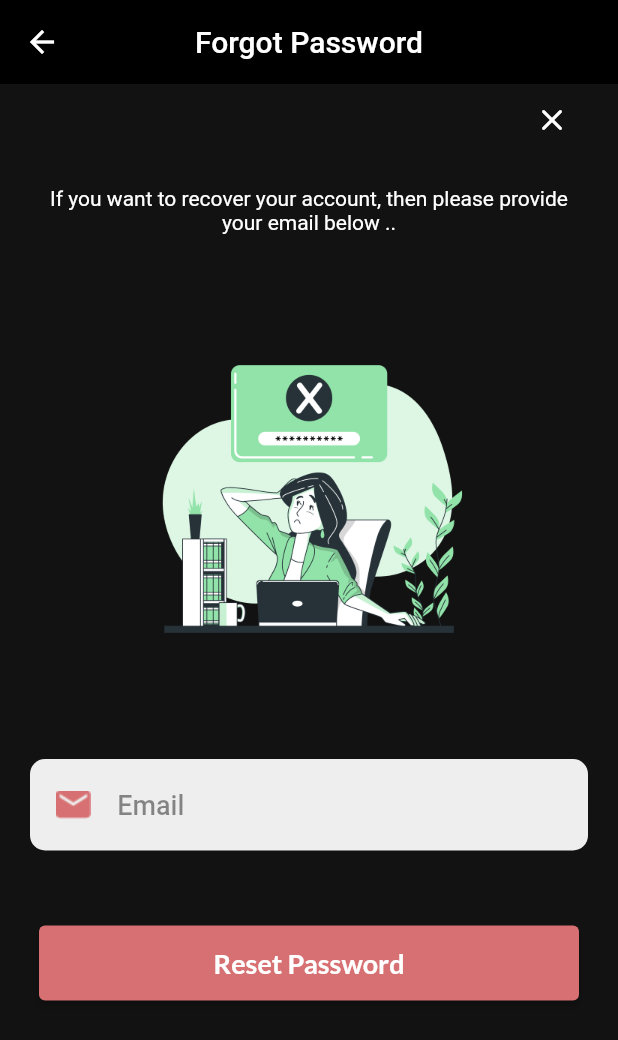
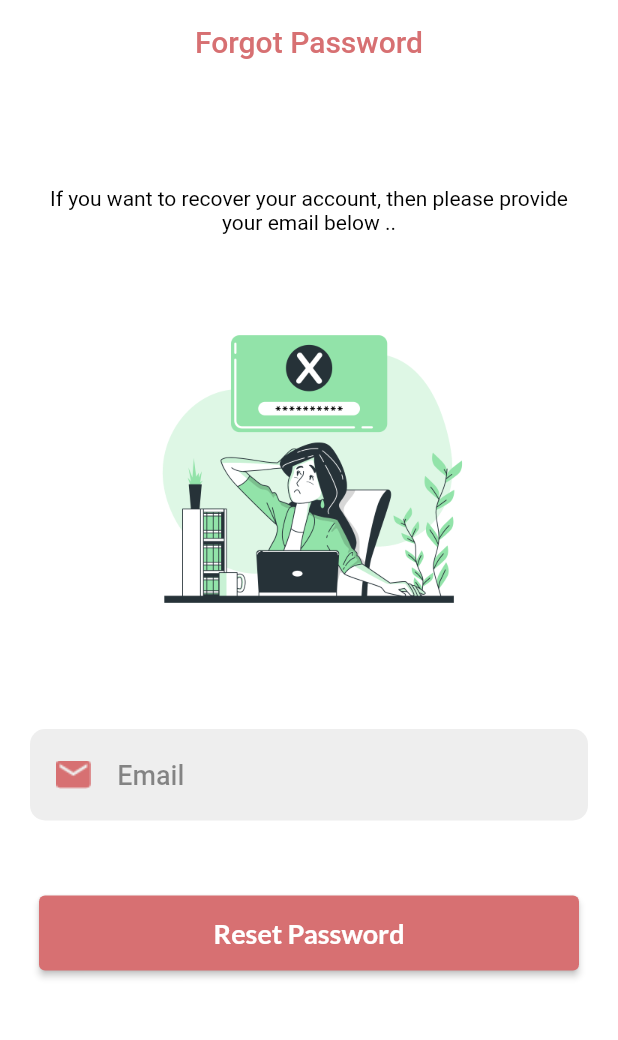
Before and after one commit to WalaaAlshaikh/E-CommerceApp, a Flutter app: the RegisterScreen screen opened by its route, after a tap on "Login", after a tap on "Forgot password?", on a phone screen of 412 x 824 dp. Shown: the top 1040 px of the screen. Run offline on Flutter 3.47's test engine with Material 2 defaults, Android fonts, the phone set to English and light mode, and no system bars; our stand-ins replace firebase_auth, firebase_core, get, get_storage, google_fonts, google_sign_in; accounts and stored records are empty.

Commit message:
changing the colors to be suitable for light and dark mode

```diff
--- a/lib/view/screens/auth/forgot_password.dart
+++ b/lib/view/screens/auth/forgot_password.dart
@@ -17,18 +17,19 @@ class ForgetPass extends StatelessWidget {
   Widget build(BuildContext context) {
     return SafeArea(child:
     Scaffold(
-      appBar: AppBar(backgroundColor: Get.isDarkMode ? Colors.white :Colors.black ,
+      backgroundColor: context.theme.backgroundColor,
+      appBar: AppBar(backgroundColor: Get.isDarkMode ? Colors.black :Colors.white ,
       centerTitle: true,
       elevation: 0,
       title: Text('Forgot Password' ,style: TextStyle(
-        color: Get.isDarkMode? mainColor : Colors.white
+        color: Get.isDarkMode? Colors.white : mainColor
       ),
       ),
         leading: IconButton(
           onPressed: (){Get.back();}, icon: Icon(Icons.arrow_back),
         ) ,
       ),
-      backgroundColor: Get.isDarkMode? Colors.white : darkGreyClr,
+
       body: Form(
         key: formKey, child:  SingleChildScrollView(
         child:  Padding(
@@ -45,8 +46,8 @@ class ForgetPass extends StatelessWidget {
               const SizedBox(height: 20,),
               Text("If you want to recover your account, then please provide your email below ..",
                 textAlign: TextAlign.center,
-                style:TextStyle(color:  Get.isDarkMode ?Colors.black : Colors.white) ,),
-              const SizedBox(height: 50,),
+                style:TextStyle(color:  Get.isDarkMode ?Colors.white :Colors.black ) ,),
+              const SizedBox(height: 30,),
               Image.asset("assets/images/forgetpass copy.png" ,width: 250, ),
               const SizedBox(height: 50,),
 
--- a/lib/view/screens/auth/login.dart
+++ b/lib/view/screens/auth/login.dart
@@ -21,11 +21,12 @@ class LoginScreen extends StatelessWidget {
   Widget build(BuildContext context) {
     return SafeArea(
       child: Scaffold(
+        backgroundColor: context.theme.backgroundColor,
         appBar: AppBar(
-          backgroundColor: Get.isDarkMode ? Colors.white : darkGreyClr,
+          backgroundColor: Get.isDarkMode ? darkGreyClr : Colors.white,
           elevation: 0,
         ),
-        backgroundColor: Get.isDarkMode ? Colors.white : darkGreyClr,
+
         body: SingleChildScrollView(
           child: Column(
             children: [
@@ -53,8 +54,8 @@ class LoginScreen extends StatelessWidget {
                                 fontWeight: FontWeight.w500,
                                 fontSize: 30,
                                 color: Get.isDarkMode
-                                    ? Colors.black
-                                    : Colors.white),
+                                    ? Colors.white
+                                    : Colors.black),
                           ],
                         ),
                         const SizedBox(
@@ -123,8 +124,8 @@ class LoginScreen extends StatelessWidget {
                                   fontWeight: FontWeight.normal,
                                   fontSize: 14,
                                   color: Get.isDarkMode
-                                      ? Colors.black
-                                      : Colors.white)),
+                                      ? Colors.white
+                                      : Colors.black)),
                         ),
                         const SizedBox(
                           height: 10,
@@ -151,7 +152,7 @@ class LoginScreen extends StatelessWidget {
                             fontWeight: FontWeight.w500,
                             fontSize: 18,
                             color:
-                                Get.isDarkMode ? Colors.black : Colors.white),
+                                Get.isDarkMode ? Colors.white : Colors.black),
                         const SizedBox(
                           height: 10,
                         ),
--- a/lib/view/screens/auth/register.dart
+++ b/lib/view/screens/auth/register.dart
@@ -26,11 +26,12 @@ class RegisterScreen extends StatelessWidget {
   Widget build(BuildContext context) {
     return  SafeArea(
         child: Scaffold(
+          backgroundColor: context.theme.backgroundColor,
           appBar: AppBar(
-            backgroundColor:Get.isDarkMode? Colors.white : darkGreyClr,
+            backgroundColor:Get.isDarkMode? darkGreyClr: Colors.white ,
             elevation: 0,
           ),
-          backgroundColor: Get.isDarkMode? Colors.white : darkGreyClr,
+
           body: SingleChildScrollView(
             child: Column(
               children: [
@@ -49,13 +50,13 @@ class RegisterScreen extends StatelessWidget {
                                 text: "SIGN",
                                 fontWeight: FontWeight.w500,
                                 fontSize: 30,
-                                color: Get.isDarkMode ?mainColor : pinkClr),
+                                color: Get.isDarkMode ?mainColor : mainColor),
                             SizedBox(width: 5,),
                             CustomText(
                                 text: "UP",
                                 fontWeight: FontWeight.w500,
                                 fontSize: 30,
-                                color: Get.isDarkMode ?Colors.black: Colors.white),
+                                color: Get.isDarkMode ?Colors.white: Colors.black),
                           ],
                         ),
                         const SizedBox(height: 50,),
--- a/lib/view/widgets/auth/check.dart
+++ b/lib/view/widgets/auth/check.dart
@@ -32,8 +32,8 @@ class CheckWidget extends StatelessWidget {
               ),
               const SizedBox(width: 13,),
               Row(children:  [
-                CustomText(text: "I accept", fontWeight: FontWeight.normal, fontSize: 16, color: Get.isDarkMode? Colors.black54 :Colors.white),
-                CustomText(text: " terms & conditions", fontWeight: FontWeight.normal, fontSize: 16, color: Get.isDarkMode? Colors.black54 :Colors.white,textDecoration: TextDecoration.underline,)
+                CustomText(text: "I accept", fontWeight: FontWeight.normal, fontSize: 16, color: Get.isDarkMode? Colors.white :Colors.black54),
+                CustomText(text: " terms & conditions", fontWeight: FontWeight.normal, fontSize: 16, color: Get.isDarkMode? Colors.white :Colors.black54,textDecoration: TextDecoration.underline,)
               ],)
 
             ],
```
